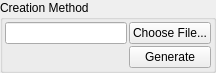
Before: the Qt Designer form rationalcad/forms/point_set_creation_method.ui in freemancw/rationalcad, drawn with Qt 5.
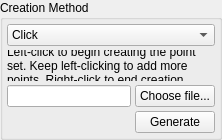
After: the same form once the commit is applied.

Patch:
```diff
--- a/rationalcad/forms/point_set_creation_method.ui
+++ b/rationalcad/forms/point_set_creation_method.ui
@@ -6,16 +6,10 @@
    <rect>
     <x>0</x>
     <y>0</y>
-    <width>216</width>
-    <height>67</height>
+    <width>222</width>
+    <height>140</height>
    </rect>
   </property>
-  <property name="sizePolicy">
-   <sizepolicy hsizetype="Preferred" vsizetype="Minimum">
-    <horstretch>0</horstretch>
-    <verstretch>0</verstretch>
-   </sizepolicy>
-  </property>
   <property name="windowTitle">
    <string>GroupBox</string>
   </property>
@@ -24,50 +18,61 @@
   </property>
   <layout class="QGridLayout" name="gridLayout">
    <property name="leftMargin">
-    <number>2</number>
+    <number>4</number>
    </property>
    <property name="topMargin">
-    <number>2</number>
+    <number>4</number>
    </property>
    <property name="rightMargin">
-    <number>2</number>
+    <number>4</number>
    </property>
    <property name="bottomMargin">
-    <number>2</number>
+    <number>4</number>
    </property>
    <property name="spacing">
-    <number>2</number>
+    <number>4</number>
    </property>
-   <item row="0" column="0">
-    <widget class="QLineEdit" name="file_name">
-     <property name="sizePolicy">
-      <sizepolicy hsizetype="Preferred" vsizetype="Fixed">
-       <horstretch>4</horstretch>
-       <verstretch>0</verstretch>
-      </sizepolicy>
-     </property>
-    </widget>
-   </item>
-   <item row="0" column="1">
-    <widget class="QPushButton" name="file_button">
-     <property name="sizePolicy">
-      <sizepolicy hsizetype="Preferred" vsizetype="Fixed">
-       <horstretch>1</horstretch>
-       <verstretch>0</verstretch>
-      </sizepolicy>
-     </property>
+   <item row="2" column="1">
+    <widget class="QPushButton" name="file_button_choose">
      <property name="text">
-      <string>Choose File...</string>
+      <string>Choose file...</string>
      </property>
     </widget>
    </item>
-   <item row="1" column="1">
-    <widget class="QPushButton" name="generate">
+   <item row="2" column="0">
+    <widget class="QLineEdit" name="file_name"/>
+   </item>
+   <item row="3" column="1">
+    <widget class="QPushButton" name="file_button_generate">
      <property name="text">
       <string>Generate</string>
      </property>
     </widget>
    </item>
+   <item row="1" column="0" colspan="2">
+    <widget class="QLabel" name="click_text">
+     <property name="text">
+      <string>Left-click to begin creating the point set. Keep left-clicking to add more points. Right-click to end creation.</string>
+     </property>
+     <property name="wordWrap">
+      <bool>true</bool>
+     </property>
+    </widget>
+   </item>
+   <item row="0" column="0" colspan="2">
+    <widget class="QComboBox" name="method_dropdown">
+     <item>
+      <property name="text">
+       <string>Click</string>
+      </property>
+     </item>
+     <item>
+      <property name="text">
+       <string>File</string>
+      </property>
+     </item>
+    </widget>
+   </item>
   </layout>
  </widget>
  <resources/>
```
